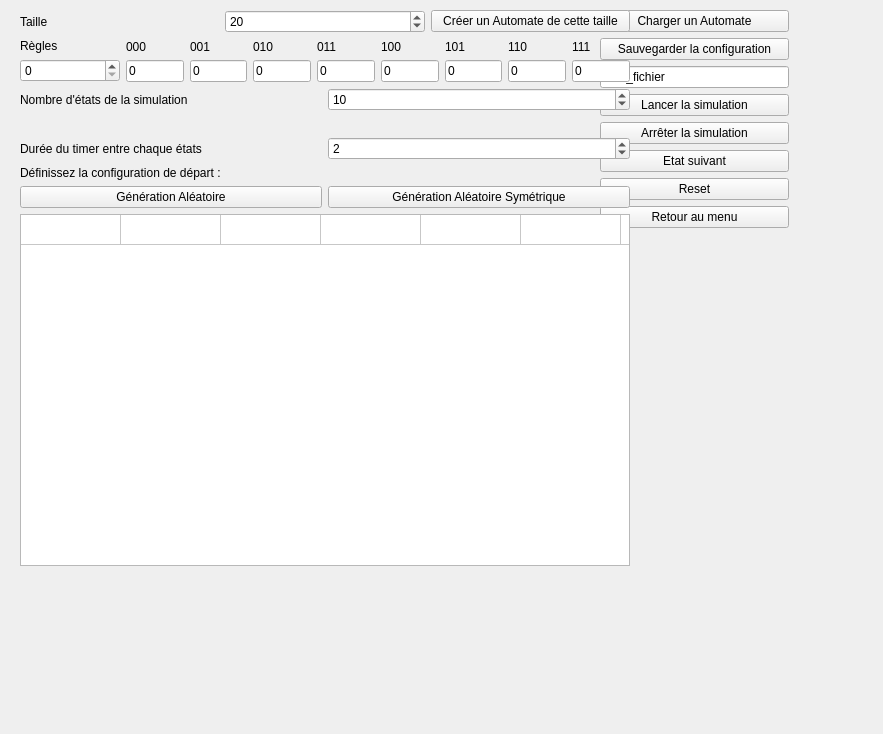
Old version of the form automate_1d.ui in the repository artemisart/lo21-gameoflife.
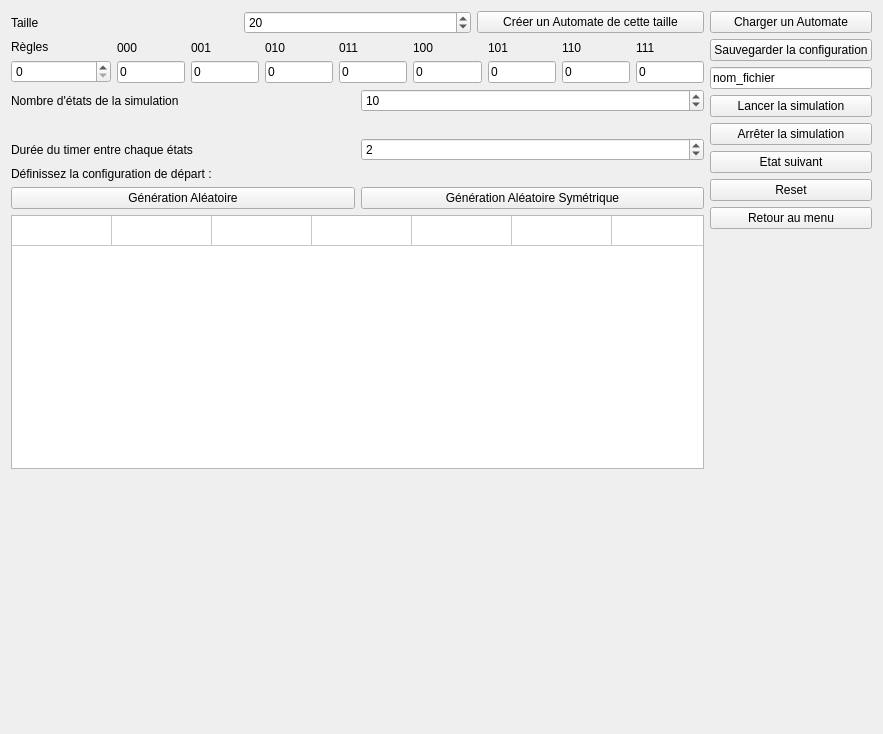
New version of the form.

Diff of the .ui file:
```diff
--- a/automate_1d.ui
+++ b/automate_1d.ui
@@ -13,105 +13,8 @@
   <property name="windowTitle">
    <string>Form</string>
   </property>
-  <widget class="QWidget" name="verticalLayoutWidget">
-   <property name="geometry">
-    <rect>
-     <x>600</x>
-     <y>10</y>
-     <width>189</width>
-     <height>556</height>
-    </rect>
-   </property>
-   <layout class="QVBoxLayout" name="verticalLayout_5">
-    <property name="sizeConstraint">
-     <enum>QLayout::SetDefaultConstraint</enum>
-    </property>
+  <layout class="QHBoxLayout" name="horizontalLayout_7">
     <item>
-     <widget class="QPushButton" name="load">
-      <property name="text">
-       <string>Charger un Automate</string>
-      </property>
-     </widget>
-    </item>
-    <item>
-     <widget class="QPushButton" name="save">
-      <property name="text">
-       <string>Sauvegarder la configuration</string>
-      </property>
-     </widget>
-    </item>
-    <item>
-     <widget class="QLineEdit" name="name_file">
-      <property name="inputMask">
-       <string/>
-      </property>
-      <property name="text">
-       <string>nom_fichier</string>
-      </property>
-      <property name="maxLength">
-       <number>256</number>
-      </property>
-     </widget>
-    </item>
-    <item>
-     <widget class="QPushButton" name="run">
-      <property name="text">
-       <string>Lancer la simulation</string>
-      </property>
-     </widget>
-    </item>
-    <item>
-     <widget class="QPushButton" name="stop">
-      <property name="text">
-       <string>Arrêter la simulation</string>
-      </property>
-     </widget>
-    </item>
-    <item>
-     <widget class="QPushButton" name="next">
-      <property name="text">
-       <string>Etat suivant</string>
-      </property>
-     </widget>
-    </item>
-    <item>
-     <widget class="QPushButton" name="reset">
-      <property name="text">
-       <string>Reset</string>
-      </property>
-     </widget>
-    </item>
-    <item>
-     <widget class="QPushButton" name="menu">
-      <property name="text">
-       <string>Retour au menu</string>
-      </property>
-     </widget>
-    </item>
-    <item>
-     <spacer name="verticalSpacer">
-      <property name="orientation">
-       <enum>Qt::Vertical</enum>
-      </property>
-      <property name="sizeHint" stdset="0">
-       <size>
-        <width>20</width>
-        <height>40</height>
-       </size>
-      </property>
-     </spacer>
-    </item>
-   </layout>
-  </widget>
-  <widget class="QWidget" name="verticalLayoutWidget_2">
-   <property name="geometry">
-    <rect>
-     <x>20</x>
-     <y>10</y>
-     <width>610</width>
-     <height>556</height>
-    </rect>
-   </property>
    <layout class="QVBoxLayout" name="interface_2">
     <property name="sizeConstraint">
      <enum>QLayout::SetDefaultConstraint</enum>
@@ -532,8 +435,104 @@
       </column>
      </widget>
     </item>
-   </layout>
-  </widget>
+     <item>
+      <spacer name="verticalSpacer_2">
+       <property name="orientation">
+        <enum>Qt::Vertical</enum>
+       </property>
+       <property name="sizeHint" stdset="0">
+        <size>
+         <width>20</width>
+         <height>40</height>
+        </size>
+       </property>
+      </spacer>
+     </item>
+    </layout>
+   </item>
+   <item>
+    <layout class="QVBoxLayout" name="verticalLayout_5">
+     <property name="sizeConstraint">
+      <enum>QLayout::SetDefaultConstraint</enum>
+     </property>
+     <item>
+      <widget class="QPushButton" name="load">
+       <property name="text">
+        <string>Charger un Automate</string>
+       </property>
+      </widget>
+     </item>
+     <item>
+      <widget class="QPushButton" name="save">
+       <property name="text">
+        <string>Sauvegarder la configuration</string>
+       </property>
+      </widget>
+     </item>
+     <item>
+      <widget class="QLineEdit" name="name_file">
+       <property name="inputMask">
+        <string/>
+       </property>
+       <property name="text">
+        <string>nom_fichier</string>
+       </property>
+       <property name="maxLength">
+        <number>256</number>
+       </property>
+      </widget>
+     </item>
+     <item>
+      <widget class="QPushButton" name="run">
+       <property name="text">
+        <string>Lancer la simulation</string>
+       </property>
+      </widget>
+     </item>
+     <item>
+      <widget class="QPushButton" name="stop">
+       <property name="text">
+        <string>Arrêter la simulation</string>
+       </property>
+      </widget>
+     </item>
+     <item>
+      <widget class="QPushButton" name="next">
+       <property name="text">
+        <string>Etat suivant</string>
+       </property>
+      </widget>
+     </item>
+     <item>
+      <widget class="QPushButton" name="reset">
+       <property name="text">
+        <string>Reset</string>
+       </property>
+      </widget>
+     </item>
+     <item>
+      <widget class="QPushButton" name="menu">
+       <property name="text">
+        <string>Retour au menu</string>
+       </property>
+      </widget>
+     </item>
+     <item>
+      <spacer name="verticalSpacer">
+       <property name="orientation">
+        <enum>Qt::Vertical</enum>
+       </property>
+       <property name="sizeHint" stdset="0">
+        <size>
+         <width>20</width>
+         <height>40</height>
+        </size>
+       </property>
+      </spacer>
+     </item>
+    </layout>
+   </item>
+  </layout>
  </widget>
  <resources/>
  <connections/>
```
Lines whose indentation alone changed are shown as unchanged.
